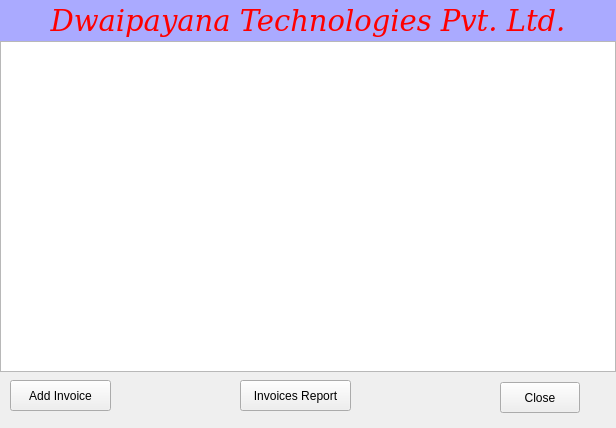
Above: fastbill.ui from spal02482/SmartBill before the change. Below: the same form after it.
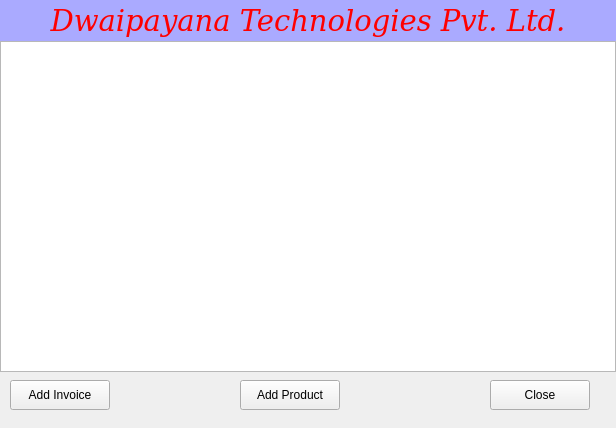
That is the form after the change.

Commit message: Added add product and made window size fixed

What changed in the file:
```diff
--- a/fastbill.ui
+++ b/fastbill.ui
@@ -18,8 +18,8 @@
     <rect>
      <x>10</x>
      <y>380</y>
-     <width>101</width>
-     <height>31</height>
+     <width>100</width>
+     <height>30</height>
     </rect>
    </property>
    <property name="text">
@@ -55,29 +55,16 @@
   <widget class="QPushButton" name="closeFastBillPushButton">
    <property name="geometry">
     <rect>
-     <x>500</x>
-     <y>382</y>
-     <width>80</width>
-     <height>31</height>
+     <x>490</x>
+     <y>380</y>
+     <width>100</width>
+     <height>30</height>
     </rect>
    </property>
    <property name="text">
     <string>Close</string>
    </property>
   </widget>
-  <widget class="QPushButton" name="invoicesReportPushButton">
-   <property name="geometry">
-    <rect>
-     <x>240</x>
-     <y>380</y>
-     <width>111</width>
-     <height>31</height>
-    </rect>
-   </property>
-   <property name="text">
-    <string>Invoices Report</string>
-   </property>
-  </widget>
   <widget class="QTableView" name="invoicesReportTableView">
    <property name="geometry">
     <rect>
@@ -88,6 +75,19 @@
     </rect>
    </property>
   </widget>
+  <widget class="QPushButton" name="addProductPushButton">
+   <property name="geometry">
+    <rect>
+     <x>240</x>
+     <y>380</y>
+     <width>100</width>
+     <height>30</height>
+    </rect>
+   </property>
+   <property name="text">
+    <string>Add Product</string>
+   </property>
+  </widget>
  </widget>
  <layoutdefault spacing="6" margin="11"/>
  <resources/>
```
The commit also changes 10 other files.
